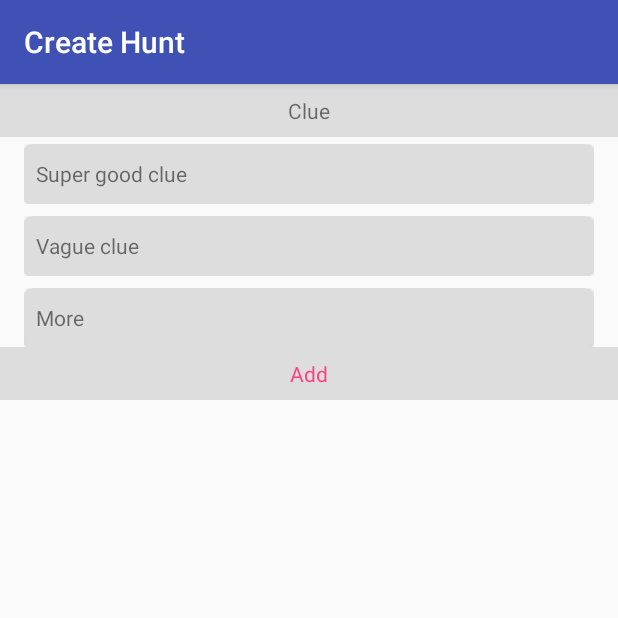
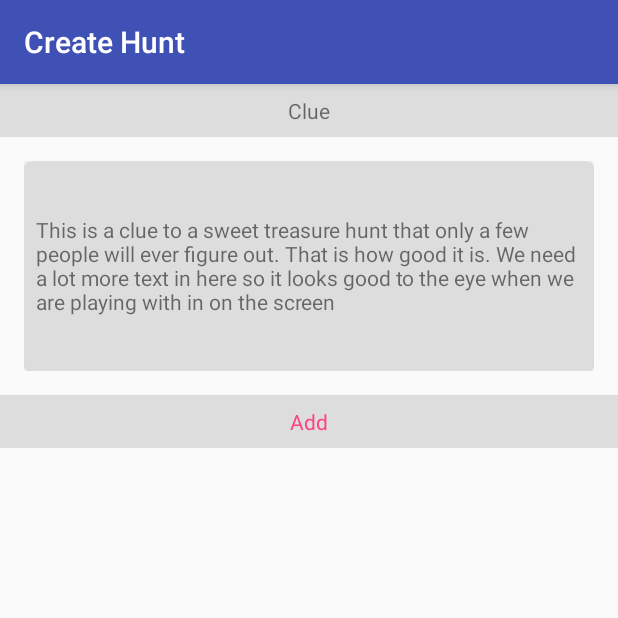
Before and after one commit to RyanAndroidTaylor/Treasure-Hunt-IRL, an Android app: the CreateHuntActivity screen opened directly, with no data from a screen before it, on a phone screen of 412 x 824 dp, the top half of it. Run offline under Robolectric (Android 15) with nearby library versions, the phone set to English and light mode, and no system bars.

Commit message:
Don't not remember

```diff
--- a/app/src/main/java/com/dtprogramming/treasurehuntirl/ui/activities/CreateHuntActivity.kt
+++ b/app/src/main/java/com/dtprogramming/treasurehuntirl/ui/activities/CreateHuntActivity.kt
@@ -4,9 +4,14 @@ import android.content.Context
 import android.content.Intent
 import android.os.Bundle
 import android.support.v7.widget.LinearLayoutManager
+import android.support.v7.widget.RecyclerView
+import android.util.Log
 import com.dtprogramming.treasurehuntirl.R
-import com.dtprogramming.treasurehuntirl.ui.recycler_view.CreateClueAdapter
+import com.dtprogramming.treasurehuntirl.ui.fragments.CreateClueFragment
+import com.dtprogramming.treasurehuntirl.ui.recycler_view.ClueAdapter
+import com.dtprogramming.treasurehuntirl.ui.recycler_view.CustomLinearLayoutManager
 import kotlinx.android.synthetic.main.activity_create_hunt.*
+import java.util.*
 
 /**
  * Created by ryantaylor on 6/15/16.
@@ -25,9 +30,60 @@ class CreateHuntActivity : BaseActivity() {
 
         toolbar?.title = resources.getString(R.string.create_hunt_activity_title)
 
-        create_hunt_clue_list.layoutManager = LinearLayoutManager(this)
+        create_hunt_clue_list.layoutManager = CustomLinearLayoutManager(this, LinearLayoutManager.HORIZONTAL, false)
 
-        val adapter = CreateClueAdapter(this, listOf("Super good clue", "Vague clue", "More", "And", "More"))
+        val clues = ArrayList<String>()
+
+        for (i in 0..100)
+            clues.add("This is a clue to a sweet treasure hunt that only a few people will ever figure out. That is how good it is. We need a lot more text in here so it looks good to the eye when we are playing with in on the screen")
+
+        val adapter = ClueAdapter(this, clues)
+
         create_hunt_clue_list.adapter = adapter
+
+        create_hunt_add_clue.setOnClickListener {
+            val createClueFragment = CreateClueFragment()
+
+            val transaction = supportFragmentManager.beginTransaction()
+            transaction.replace(android.R.id.content, createClueFragment)
+            transaction.commit()
+        }
+
+        create_hunt_clue_list.addOnScrollListener(SmoothScrollListener())
+    }
+
+    class SmoothScrollListener : RecyclerView.OnScrollListener() {
+        var smoothScrolling = false
+
+        override fun onScrollStateChanged(recyclerView: RecyclerView?, newState: Int) {
+            super.onScrollStateChanged(recyclerView, newState)
+
+            if (newState == RecyclerView.SCROLL_STATE_IDLE)
+                smoothScrolling = false
+        }
+
+        override fun onScrolled(recyclerView: RecyclerView?, dx: Int, dy: Int) {
+            super.onScrolled(recyclerView, dx, dy)
+
+            if (!smoothScrolling && recyclerView != null && recyclerView.scrollState == RecyclerView.SCROLL_STATE_SETTLING && dx < 60 && dx > -60) {
+                smoothScrolling = true
+
+                if (dx > 0) {
+                    val layoutManager = recyclerView.layoutManager as CustomLinearLayoutManager
+
+                    val lastVisiblePosition = layoutManager.findLastVisibleItemPosition()
+
+                    layoutManager.scrollSpeed = dx.toFloat()
+                    recyclerView.smoothScrollToPosition(lastVisiblePosition)
+                } else {
+                    val layoutManager = recyclerView.layoutManager as CustomLinearLayoutManager
+
+                    val firstVisiblePosition = layoutManager.findFirstVisibleItemPosition()
+
+                    layoutManager.scrollSpeed = dx.toFloat()
+                    recyclerView.smoothScrollToPosition(firstVisiblePosition)
+                }
+            }
+        }
     }
 }
--- a/app/src/main/res/layout/activity_create_hunt.xml
+++ b/app/src/main/res/layout/activity_create_hunt.xml
@@ -44,14 +44,13 @@
                 android:id="@+id/create_hunt_clue_list"
                 android:layout_width="match_parent"
                 android:layout_height="140dp"
-                android:layout_marginLeft="@dimen/margin_normal"
-                android:layout_marginRight="@dimen/margin_normal"
-                android:layout_marginTop="40dp"/>
+                android:layout_marginTop="51dp"/>
 
             <TextView
+                android:id="@+id/create_hunt_add_clue"
                 android:layout_width="match_parent"
                 android:layout_height="35dp"
-                android:layout_marginTop="175dp"
+                android:layout_marginTop="207dp"
                 android:gravity="center"
                 android:text="@string/add"
                 android:textColor="@color/colorAccent"
@@ -59,4 +58,8 @@
         </FrameLayout>
     </LinearLayout>
 
+    <FrameLayout
+        android:id="@+id/create_hunt_fragment_container"
+        android:layout_width="match_parent"
+        android:layout_height="match_parent"/>
 </android.support.design.widget.CoordinatorLayout>
--- a/app/src/main/res/layout/view_holder_clue.xml
+++ b/app/src/main/res/layout/view_holder_clue.xml
@@ -2,13 +2,14 @@
 <LinearLayout xmlns:android="http://schemas.android.com/apk/res/android"
               xmlns:card_view="http://schemas.android.com/apk/res-auto"
               android:layout_width="match_parent"
-              android:layout_height="wrap_content"
-              android:layout_marginBottom="@dimen/margin_small"
+              android:layout_height="match_parent"
+              android:layout_marginRight="@dimen/margin_normal"
+              android:layout_marginLeft="@dimen/margin_normal"
               android:orientation="vertical">
 
     <android.support.v7.widget.CardView
         android:layout_width="match_parent"
-        android:layout_height="40dp"
+        android:layout_height="match_parent"
         card_view:cardCornerRadius="6dp"
         android:backgroundTint="@color/card_view_background">
 
--- a/app/src/main/res/values/colors.xml
+++ b/app/src/main/res/values/colors.xml
@@ -5,4 +5,5 @@
     <color name="colorAccent">#FF4081</color>
 
     <color name="card_view_background">#dddddd</color>
+    <color name="white">#FFFFFF</color>
 </resources>
```
Also changed, not shown: app/src/main/java/com/dtprogramming/treasurehuntirl/ui/container/Container.kt (added, +12 -0 lines), app/src/main/java/com/dtprogramming/treasurehuntirl/ui/recycler_view/ClueAdapter.kt (renamed from app/src/main/java/com/dtprogramming/treasurehuntirl/ui/recycler_view/CreateClueAdapter.kt, +1 -23 lines), app/src/main/java/com/dtprogramming/treasurehuntirl/ui/recycler_view/CustomLinearLayoutManager.kt (added, +38 -0 lines), app/src/main/res/layout/fragment_create_clue.xml (added, +12 -0 lines), 1 other file.
